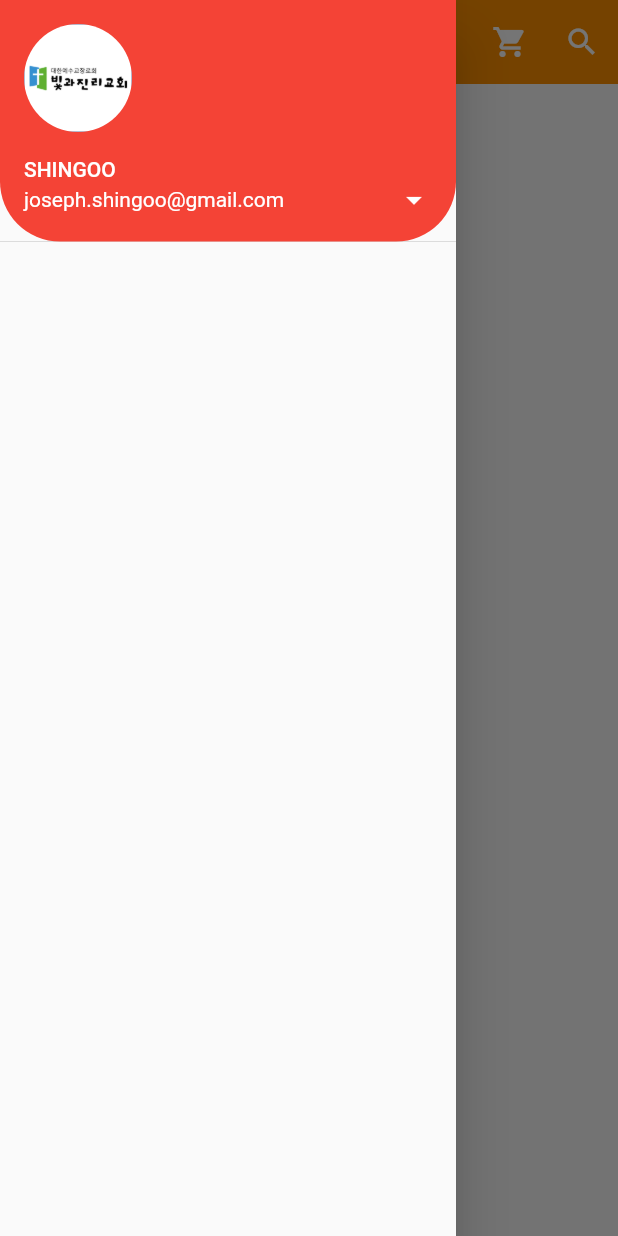
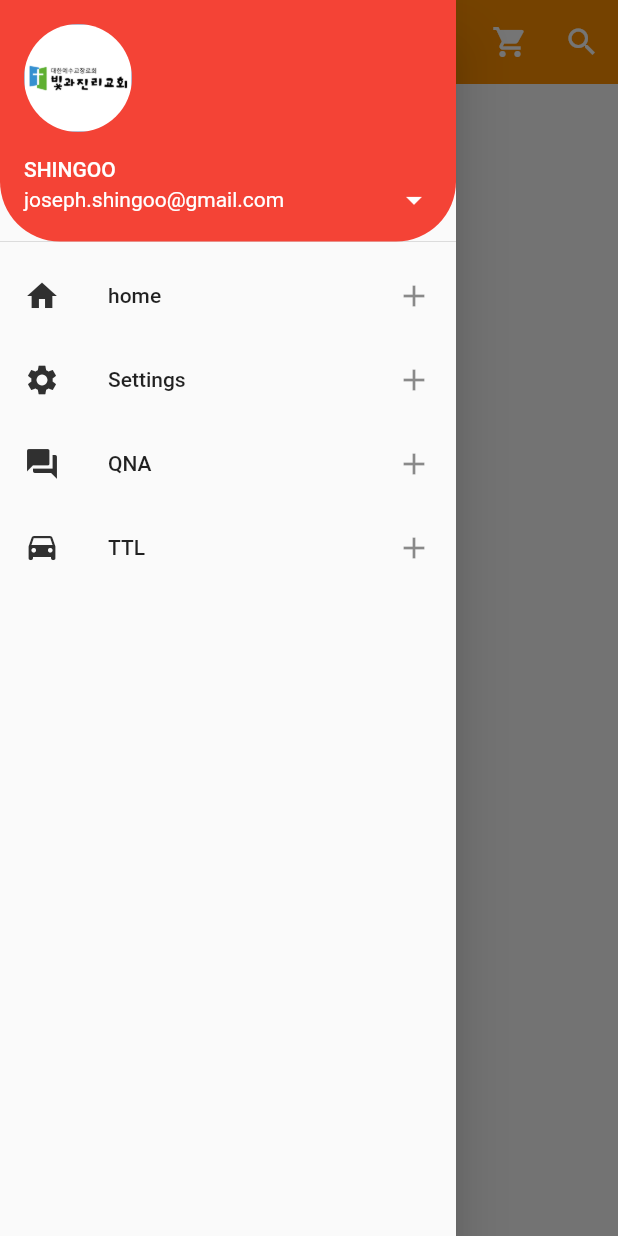
Before and after one commit to gooya6609/thanks_flutter, a Flutter app: the screen it shows after launch, with the side drawer open, on a phone screen of 412 x 824 dp. Run offline on Flutter 3.47's test engine with Material 2 defaults, Android fonts, the phone set to English and light mode, and no system bars.

Commit message:
8/9 commit

```diff
--- a/lib/main.dart
+++ b/lib/main.dart
@@ -62,6 +62,50 @@ class MyPage extends StatelessWidget {
                 ),
               ),
             ),
+            ListTile(
+              leading: Icon(
+                Icons.home,
+                color: Colors.grey[850],
+              ),
+              title: Text('home'),
+              onTap: () {
+                print('home is clicked!');
+              },
+              trailing: Icon(Icons.add),
+            ),
+            ListTile(
+              leading: Icon(
+                Icons.settings,
+                color: Colors.grey[850],
+              ),
+              title: Text('Settings'),
+              onTap: () {
+                print('settings is clicked!');
+              },
+              trailing: Icon(Icons.add),
+            ),
+            ListTile(
+              leading: Icon(
+                Icons.question_answer,
+                color: Colors.grey[850],
+              ),
+              title: Text('QNA'),
+              onTap: () {
+                print('QNA is clicked!');
+              },
+              trailing: Icon(Icons.add),
+            ),
+            ListTile(
+              leading: Icon(
+                Icons.time_to_leave,
+                color: Colors.grey[850],
+              ),
+              title: Text('TTL'),
+              onTap: () {
+                print('TTL is clicked!');
+              },
+              trailing: Icon(Icons.add),
+            ),
           ],
         ),
       ),
```
